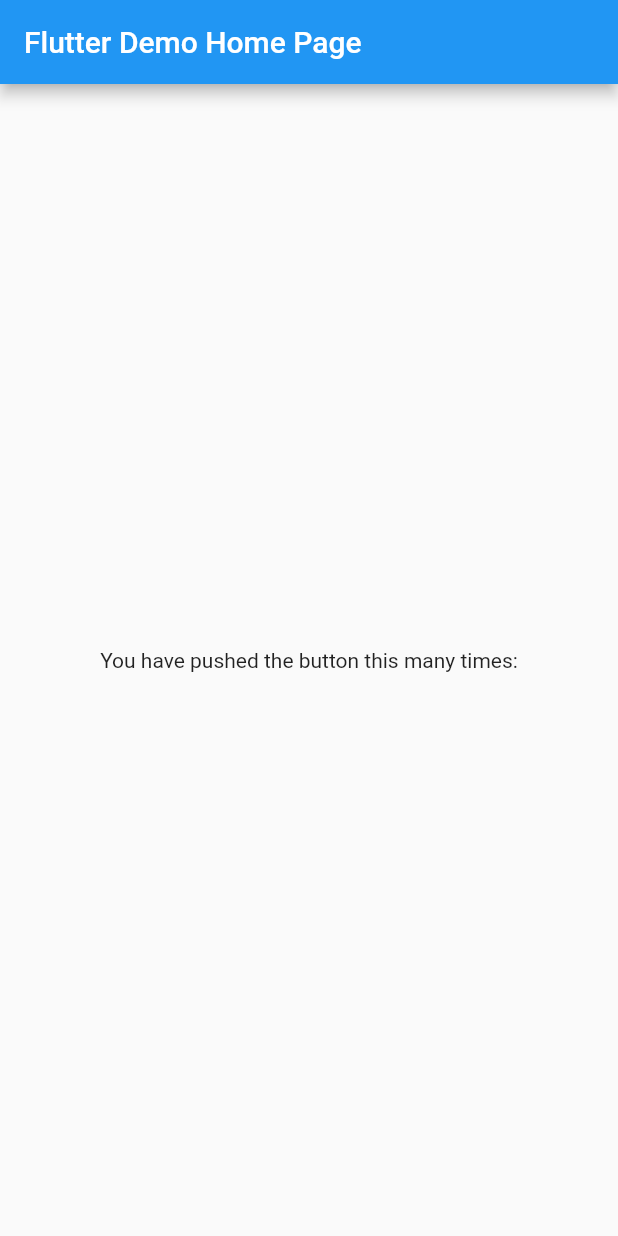
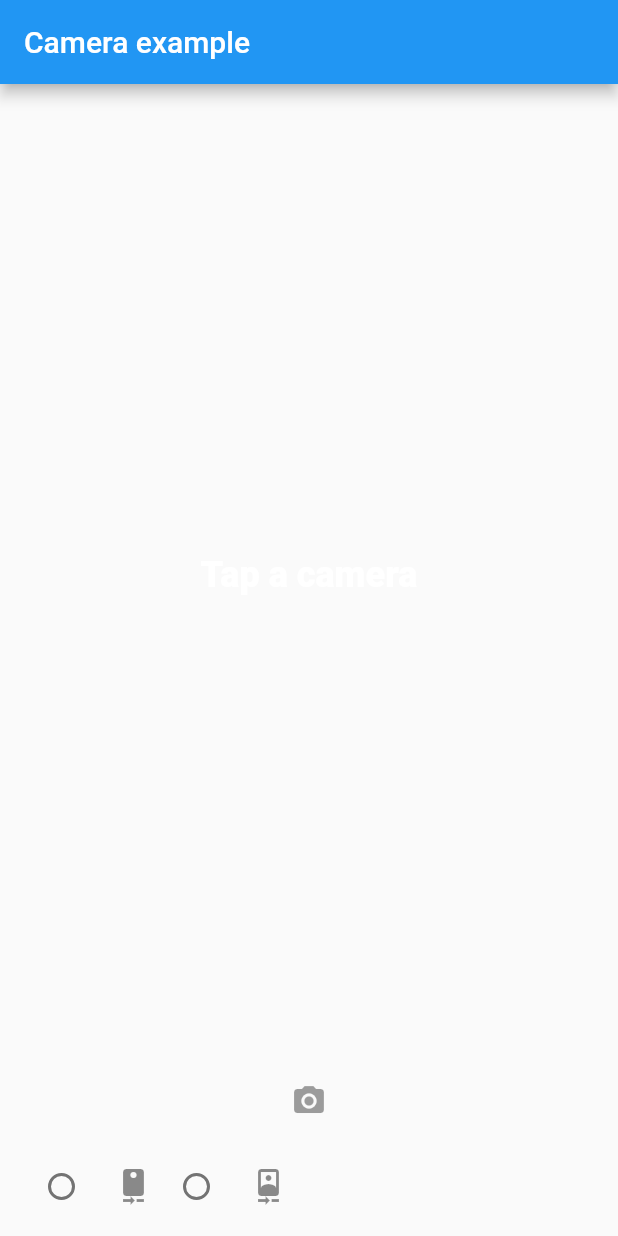
Before and after one commit to ishigaki-shun/flutter_camera_sample, a Flutter app: the screen it shows after launch, on a phone screen of 412 x 824 dp. Run offline on Flutter 3.47's test engine with Material 2 defaults, Android fonts, the phone set to English and light mode, and no system bars; our stand-ins replace camera.

Commit message:
カメラの撮影機能追加

```diff
--- a/lib/main.dart
+++ b/lib/main.dart
@@ -4,12 +4,11 @@ import 'dart:io';
 import 'package:camera/camera.dart';
 import 'package:flutter/material.dart';
 import 'package:path_provider/path_provider.dart';
-import 'package:video_player/video_player.dart';
 
 List<CameraDescription> cameras;
 
+// 実行されるmain関数
 Future<Null> main() async {
-  // Fetch the available cameras before initializing the app.
   try {
     cameras = await availableCameras();
   } on CameraException catch (e) {}
@@ -17,44 +16,213 @@ Future<Null> main() async {
   runApp(new MyApp());
 }
 
+// Stateを持たないWidgetオブジェクト
 class MyApp extends StatelessWidget {
   @override
   Widget build(BuildContext context) {
     return new MaterialApp(
-      title: 'Flutter Demo',
-      theme: new ThemeData(
-        primarySwatch: Colors.blue,
-      ),
-      home: new MyHomePage(title: 'Flutter Demo Home Page'),
+      home: new MyHomePage(),
     );
   }
 }
 
+// Stateを持つWidgetオブジェクト
 class MyHomePage extends StatefulWidget {
-  MyHomePage({Key key, this.title}) : super(key: key);
-  final String title;
-
   @override
   _MyHomePageState createState() => new _MyHomePageState();
 }
 
+// StatefulWidgetで管理されるStateオブジェクト
 class _MyHomePageState extends State<MyHomePage> {
+  CameraController controller;
+  String imagePath;
+
+  final GlobalKey<ScaffoldState> _scaffoldKey = new GlobalKey<ScaffoldState>();
+
   @override
   Widget build(BuildContext context) {
     return new Scaffold(
+      key: _scaffoldKey,
       appBar: new AppBar(
-        title: new Text(widget.title),
+        title: const Text('Camera example'),
       ),
-      body: new Center(
-        child: new Column(
-          mainAxisAlignment: MainAxisAlignment.center,
-          children: <Widget>[
-            new Text(
-              'You have pushed the button this many times:',
+      body: new Column(
+        children: <Widget>[
+          new Expanded(
+            child: new Container(
+              child: new Padding(
+                padding: const EdgeInsets.all(1.0),
+                child: new Center(
+                  child: _cameraPreviewWidget(),
+                ),
+              ),
             ),
-          ],
+          ),
+          _captureIconWidget(),
+          new Padding(
+            padding: const EdgeInsets.all(5.0),
+            child: new Row(
+              mainAxisAlignment: MainAxisAlignment.start,
+              children: <Widget>[
+                _cameraTogglesRowWidget(),
+                _thumbnailWidget(),
+              ],
+            ),
+          ),
+        ],
+      ),
+    );
+  }
+
+  // カメラのプレビューWidget
+  Widget _cameraPreviewWidget() {
+    if (controller == null || !controller.value.isInitialized) {
+      return const Text(
+        'Tap a camera',
+        style: TextStyle(
+          color: Colors.white,
+          fontSize: 24.0,
+          fontWeight: FontWeight.w900,
+        ),
+      );
+    } else {
+      return new AspectRatio(
+        aspectRatio: controller.value.aspectRatio,
+        child: new CameraPreview(controller),
+      );
+    }
+  }
+
+  // サムネイルWidget
+  Widget _thumbnailWidget() {
+    return new Expanded(
+      child: new Align(
+        alignment: Alignment.centerRight,
+        child: imagePath == null
+            ? null
+            : new SizedBox(
+          child: new Image.file(new File(imagePath)),
+          width: 64.0,
+          height: 64.0,
         ),
       ),
     );
   }
+
+  // カメラのアイコンWidget
+  Widget _captureIconWidget() {
+    return new Row(
+      mainAxisAlignment: MainAxisAlignment.spaceEvenly,
+      mainAxisSize: MainAxisSize.max,
+      children: <Widget>[
+        new IconButton(
+          icon: const Icon(Icons.camera_alt),
+          color: Colors.blue,
+          onPressed: controller != null &&
+              controller.value.isInitialized
+              ? onTakePictureButtonPressed
+              : null,
+        ),
+      ],
+    );
+  }
+
+  // カメラのインアウトを切り替えるトグルWidget
+  Widget _cameraTogglesRowWidget() {
+    final List<Widget> toggles = <Widget>[];
+
+    if (cameras.isEmpty) {
+      return const Text('No camera found');
+    } else {
+      for (CameraDescription cameraDescription in cameras) {
+        toggles.add(
+          new SizedBox(
+            width: 90.0,
+            child: new RadioListTile<CameraDescription>(
+              title:
+              new Icon(getCameraLensIcon(cameraDescription.lensDirection)),
+              groupValue: controller?.description,
+              value: cameraDescription,
+              onChanged: controller != null
+                  ? null
+                  : onNewCameraSelected,
+            ),
+          ),
+        );
+      }
+    }
+
+    return new Row(children: toggles);
+  }
+
+  // トグルが選択された時に呼ばれるリスナ
+  void onNewCameraSelected(CameraDescription cameraDescription) async {
+    if (controller != null) {
+      await controller.dispose();
+    }
+    controller = new CameraController(cameraDescription, ResolutionPreset.high);
+
+    controller.addListener(() {
+      if (mounted) setState(() {});
+    });
+
+    try {
+      await controller.initialize();
+    } on CameraException catch (e) {}
+
+    if (mounted) {
+      setState(() {});
+    }
+  }
+
+  // カメラアイコンが押された時に呼ばれるリスナ
+  void onTakePictureButtonPressed() {
+    takePicture().then((String filePath) {
+      if (mounted) {
+        setState(() {
+          imagePath = filePath;
+        });
+      }
+    });
+  }
+
+  // タイムスタンプを返す関数
+  String timestamp() => new DateTime.now().millisecondsSinceEpoch.toString();
+
+  // カメラで撮影した画像を保存する関数(非同期)
+  Future<String> takePicture() async {
+    if (!controller.value.isInitialized) {
+      return null;
+    }
+
+    final Directory extDir = await getApplicationDocumentsDirectory();
+    final String dirPath = '${extDir.path}/Pictures/flutter_test';
+    await new Directory(dirPath).create(recursive: true);
+    final String filePath = '$dirPath/${timestamp()}.jpg';
+
+    if (controller.value.isTakingPicture) {
+      return null;
+    }
+
+    try {
+      await controller.takePicture(filePath);
+    } on CameraException catch (e) {
+      return null;
+    }
+
+    return filePath;
+  }
 }
+
+// カメラのアイコン画像を返す関数
+IconData getCameraLensIcon(CameraLensDirection direction) {
+  switch (direction) {
+    case CameraLensDirection.back:
+      return Icons.camera_rear;
+    case CameraLensDirection.front:
+      return Icons.camera_front;
+    case CameraLensDirection.external:
+      return Icons.camera;
+  }
+  throw new ArgumentError('Unknown lens direction');
+}
--- a/pubspec.yaml
+++ b/pubspec.yaml
@@ -6,7 +6,6 @@ dependencies:
     sdk: flutter
 
   camera: "^0.2.1"
-  video_player: "^0.6.4"
   path_provider: "0.3.0"
 
 dev_dependencies:
```
Also changed, not shown: 1 other file.
